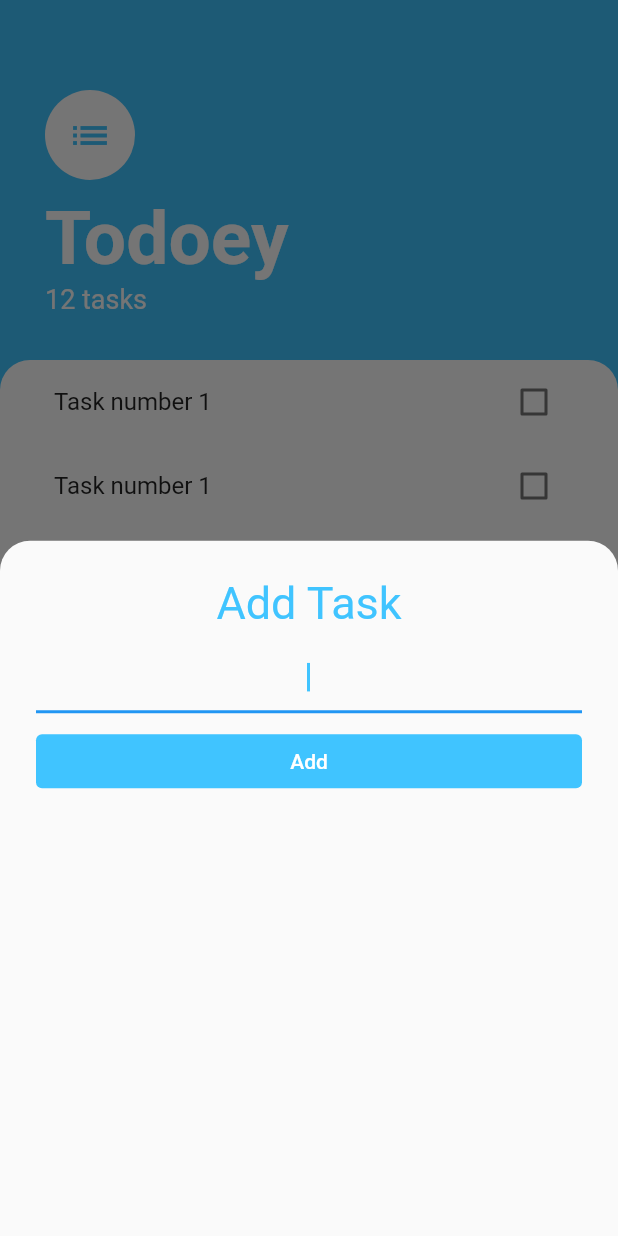
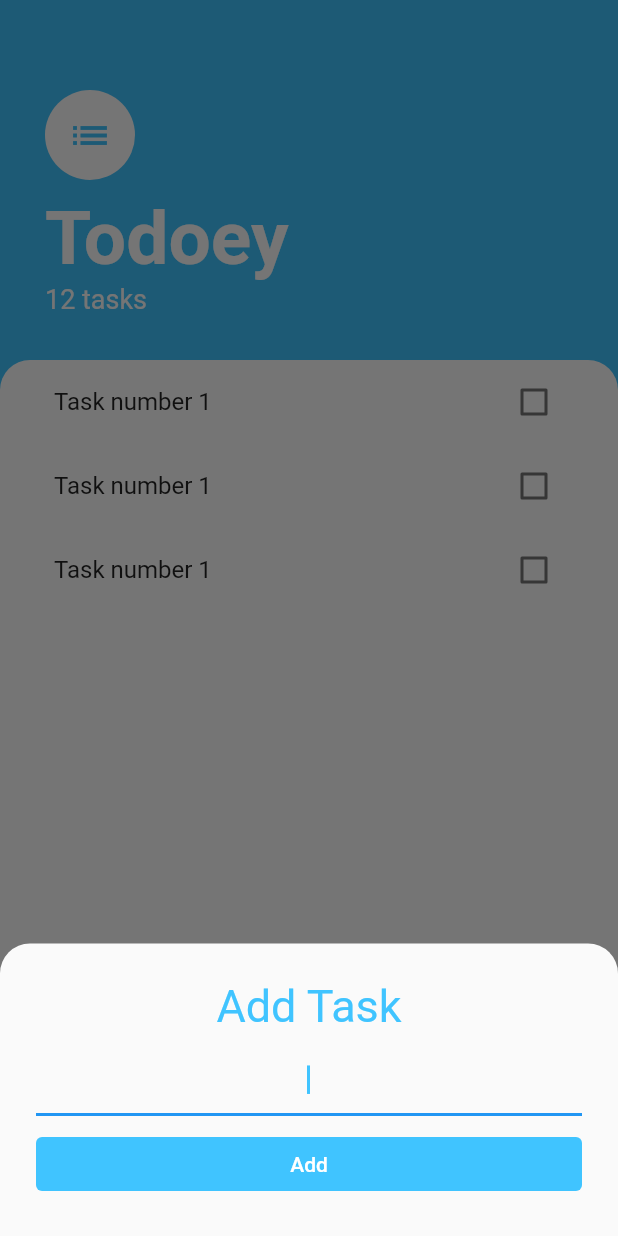
Before and after one commit to Andres-MI/Todoey_flutter, a Flutter app: the screen it shows after launch, after a tap on the "add" icon, on a phone screen of 412 x 824 dp. Run offline on Flutter 3.47's test engine with Material 2 defaults, Android fonts, the phone set to English and light mode, and no system bars.

Commit message:
Fix Keyboard issue for smaller screens

```diff
--- a/lib/screens/tasks_screen.dart
+++ b/lib/screens/tasks_screen.dart
@@ -15,7 +15,11 @@ class TasksScreen extends StatelessWidget {
         onPressed: () {
           showModalBottomSheet(
             context: context,
-            builder: (BuildContext context) => const AddTaskScreen(),
+            isScrollControlled: true,
+            builder: (BuildContext context) => SingleChildScrollView(
+                padding: EdgeInsets.only(
+                    bottom: MediaQuery.of(context).viewInsets.bottom),
+                child: const AddTaskScreen()),
             shape: const RoundedRectangleBorder(
               borderRadius: BorderRadius.only(
                 topLeft: Radius.circular(20.0),
```
